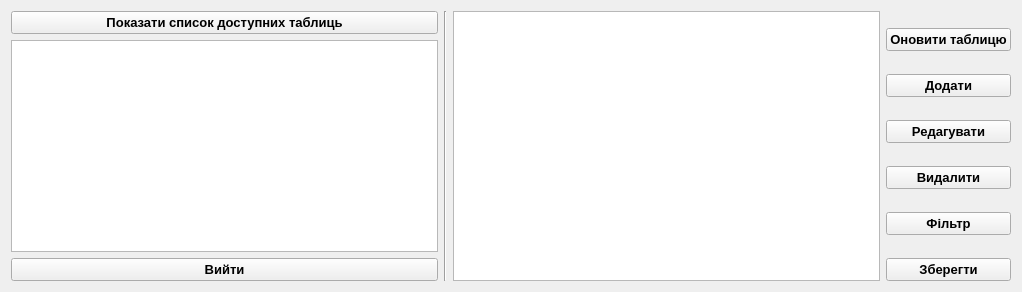
First picture: the form in menu.ui, repository Instrate/Python_ODBC_Lab, before the edit.
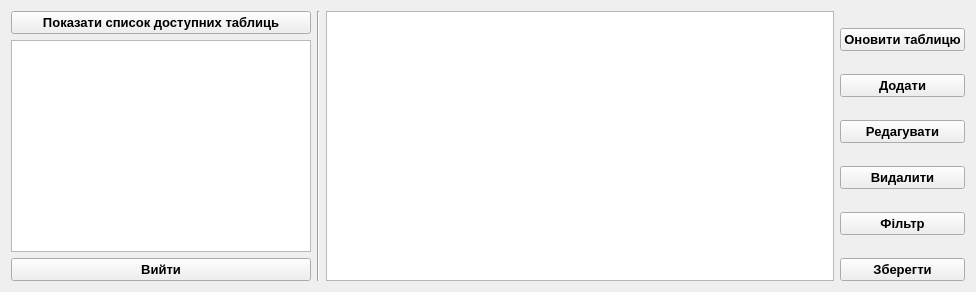
Second picture: the form after the edit.

What changed in the file:
```diff
--- a/menu.ui
+++ b/menu.ui
@@ -6,7 +6,7 @@
    <rect>
     <x>0</x>
     <y>0</y>
-    <width>1022</width>
+    <width>976</width>
     <height>292</height>
    </rect>
   </property>
@@ -88,6 +88,12 @@
    </item>
    <item row="1" column="0">
     <widget class="QListWidget" name="listTables">
+     <property name="maximumSize">
+      <size>
+       <width>300</width>
+       <height>16777215</height>
+      </size>
+     </property>
      <property name="font">
       <font>
        <family>Arial</family>
```
